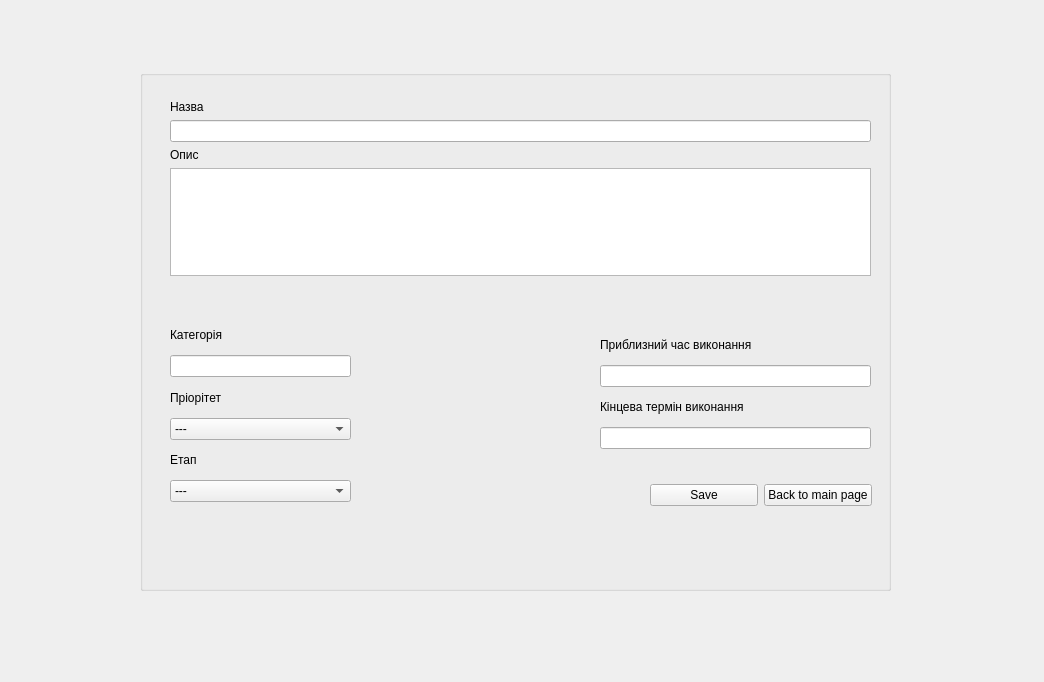
First picture: the form in taskwindow.ui, repository TryTask/TryTask, before the edit.
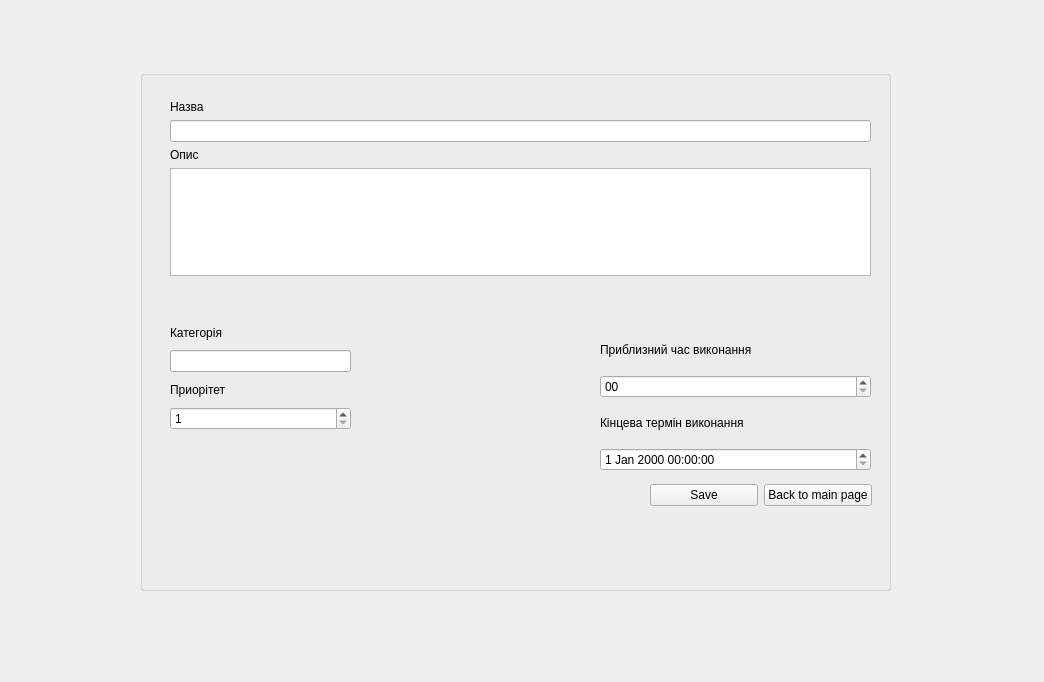
Second picture: the form after the edit.

```diff
--- a/taskwindow.ui
+++ b/taskwindow.ui
@@ -32,7 +32,7 @@
        <x>460</x>
        <y>260</y>
        <width>271</width>
-       <height>119</height>
+       <height>141</height>
       </rect>
      </property>
      <layout class="QVBoxLayout" name="verticalLayout">
@@ -44,7 +44,11 @@
        </widget>
       </item>
       <item>
-       <widget class="QLineEdit" name="execTime"/>
+       <widget class="QTimeEdit" name="executionTimeEdit">
+        <property name="displayFormat">
+         <string comment="Ви ідіот?" extracomment="Ви реально ідіот">HH</string>
+        </property>
+       </widget>
       </item>
       <item>
        <widget class="QLabel" name="label_7">
@@ -54,7 +58,7 @@
        </widget>
       </item>
       <item>
-       <widget class="QLineEdit" name="endDate"/>
+       <widget class="QDateTimeEdit" name="dueDateTimeEdit"/>
       </item>
      </layout>
     </widget>
@@ -116,18 +120,24 @@
       </item>
      </layout>
     </widget>
-    <widget class="QWidget" name="">
+    <widget class="QWidget" name="layoutWidget">
      <property name="geometry">
       <rect>
        <x>30</x>
        <y>251</y>
        <width>181</width>
-       <height>181</height>
+       <height>109</height>
       </rect>
      </property>
      <layout class="QVBoxLayout" name="verticalLayout_3">
       <item>
        <widget class="QLabel" name="label_4">
+        <property name="maximumSize">
+         <size>
+          <width>16777215</width>
+          <height>16777210</height>
+         </size>
+        </property>
         <property name="text">
          <string>Категорія</string>
         </property>
@@ -139,63 +149,18 @@
       <item>
        <widget class="QLabel" name="label_3">
         <property name="text">
-         <string>Пріорітет</string>
+         <string>Приорітет</string>
         </property>
        </widget>
       </item>
       <item>
-       <widget class="QComboBox" name="Prior">
-        <item>
-         <property name="text">
-          <string>---</string>
-         </property>
-        </item>
-        <item>
-         <property name="text">
-          <string>Високий</string>
-         </property>
-        </item>
-        <item>
-         <property name="text">
-          <string>Середній</string>
-         </property>
-        </item>
-        <item>
-         <property name="text">
-          <string>Низький</string>
-         </property>
-        </item>
-       </widget>
-      </item>
-      <item>
-       <widget class="QLabel" name="label_5">
-        <property name="text">
-         <string>Етап</string>
+       <widget class="QSpinBox" name="prioritySpinBox">
+        <property name="minimum">
+         <number>1</number>
         </property>
-       </widget>
-      </item>
-      <item>
-       <widget class="QComboBox" name="Stage">
-        <item>
-         <property name="text">
-          <string>---</string>
-         </property>
-        </item>
-        <item>
-         <property name="text">
-          <string>У розорбці</string>
-         </property>
-        </item>
-        <item>
-         <property name="text">
-          <string>Завершений</string>
-         </property>
-        </item>
-        <item>
-         <property name="text">
-          <string>Відмінений</string>
-         </property>
-        </item>
+        <property name="maximum">
+         <number>10</number>
+        </property>
        </widget>
       </item>
      </layout>
```
Left out of the diff: 10 changed lines with no effect on the pictures.
